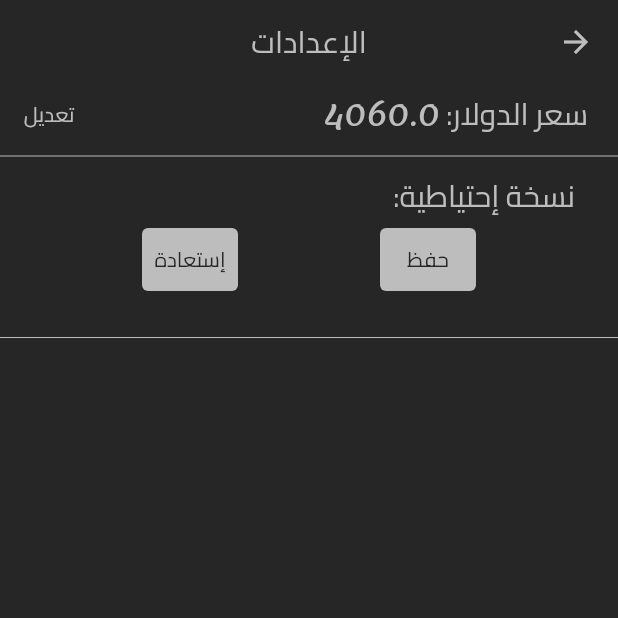
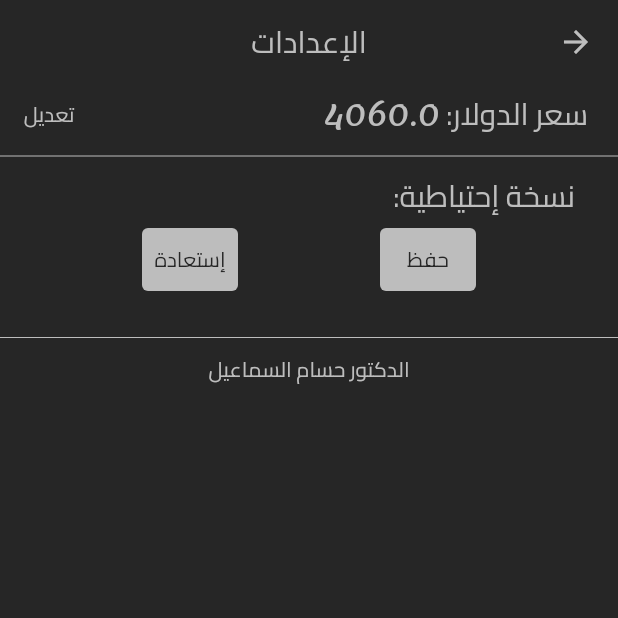
Before and after one commit to ctrl-aziz/veterinary_managment, a Flutter app: the SettingsPage screen opened directly, on a phone screen of 412 x 824 dp, the top half of it. Run offline on Flutter 3.47's test engine with Material 2 defaults, Android fonts, the light colour scheme and no system bars; our stand-ins replace barcode_widget, flutter_riverpod, hive, permission_handler, riverpod; missing offline and left inert: qr_code_scanner; accounts and stored records are empty.

```diff
--- a/lib/view/settings_page.dart
+++ b/lib/view/settings_page.dart
@@ -158,6 +158,17 @@ class _SettingsPageState extends ConsumerState<SettingsPage> {
             ),
             SizedBox(height: AppPattern.kPadding,),
             Divider(color: AppPattern.secondaryColor,),
+
+
+            Align(
+              alignment: Alignment.bottomCenter,
+              child: Row(
+                mainAxisAlignment: MainAxisAlignment.center,
+                children: const [
+                  KText("الدكتور حسام السماعيل"),
+                ],
+              ),
+            ),
           ],
         ),
       ),
--- a/pubspec.yaml
+++ b/pubspec.yaml
@@ -68,8 +68,8 @@ flutter:
   uses-material-design: true
 
   # To add assets to your application, add an assets section, like this:
-  # assets:
-  #   - images/a_dot_burr.jpeg
+  assets:
+    - fonts/logo.png
   #   - images/a_dot_ham.jpeg
 
   # An image asset can refer to one or more resolution-specific "variants", see
```
Also changed, not shown: fonts/logo.png (added), 9 other files.
